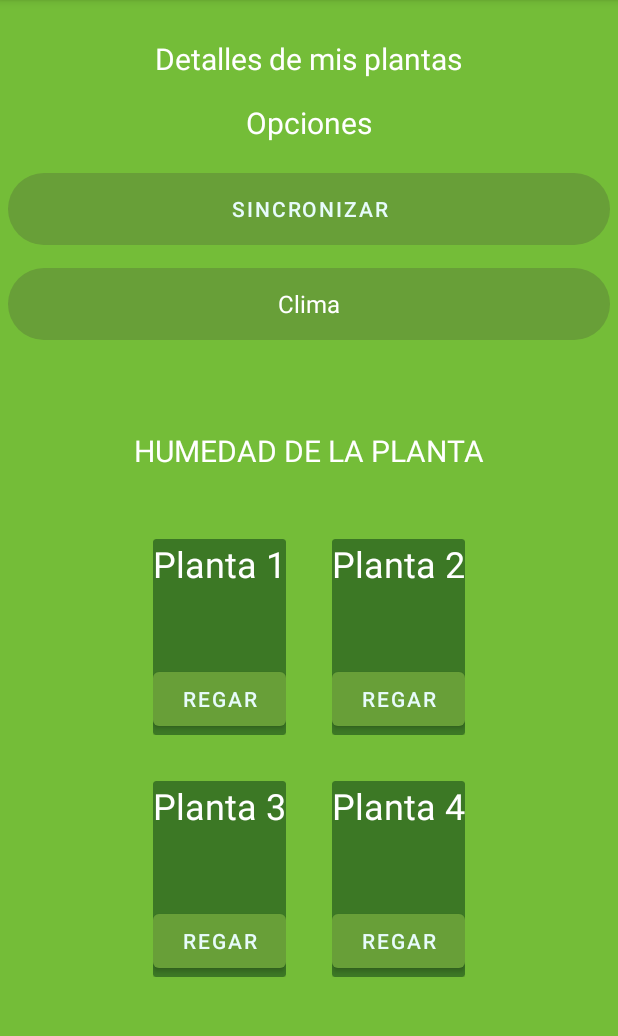
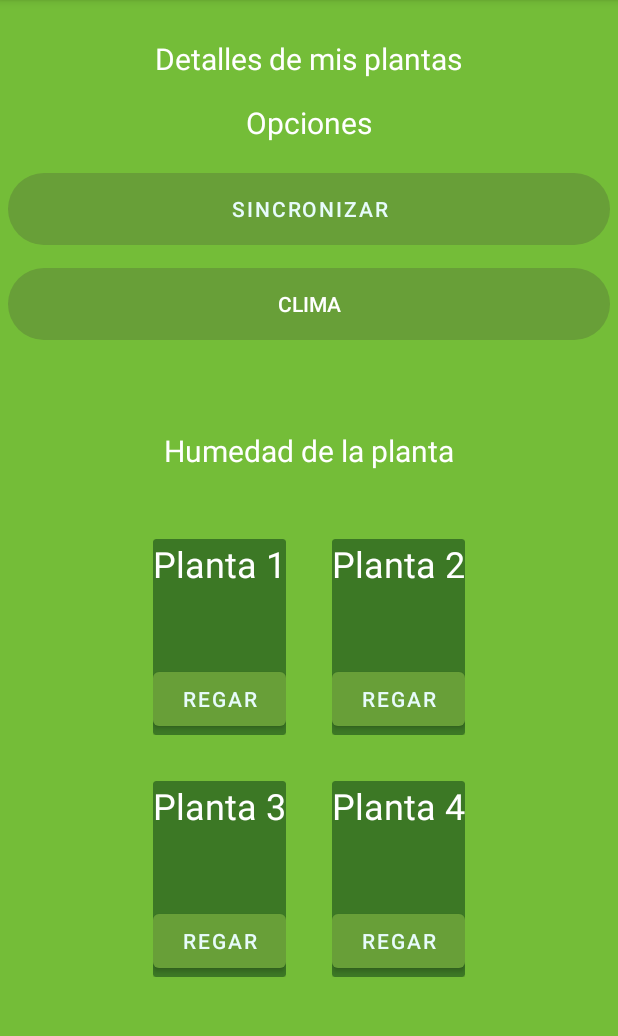
Before and after one commit to ManuelMottaUnal/green-guard, an Android app: the Plantas screen opened directly, with no data from a screen before it, on a phone screen of 412 x 824 dp, the part 84-1120 px from its top. Run offline under Robolectric (Android 15) with nearby library versions, the phone set to English and light mode, and no system bars; our stand-ins replace Firebase (no records; nobody signed in at launch, a user with empty details on screens opened directly).

```diff
--- a/app/src/main/res/layout/activity_login.xml
+++ b/app/src/main/res/layout/activity_login.xml
@@ -39,7 +39,7 @@
             android:layout_height="49dp"
             android:layout_marginLeft="68dp"
             android:layout_marginTop="2dp"
-            android:text="Inicia seción para revisar el estado del cultivo"
+            android:text="Inicia sesión para revisar el estado del cultivo"
             android:textColor="#423636"
             android:textSize="17sp" />
 
--- a/app/src/main/res/layout/activity_plantas.xml
+++ b/app/src/main/res/layout/activity_plantas.xml
@@ -52,20 +52,22 @@
 
         <Button
             android:id="@+id/buttonClima"
+            style="@style/estiloBotonBasico"
             android:layout_width="match_parent"
             android:layout_height="wrap_content"
             android:layout_marginLeft="5dp"
             android:layout_marginTop="15dp"
             android:layout_marginRight="5dp"
-            style= "@style/estiloBotonBasico"
-            android:text="Clima" />
+            android:fontFamily="sans-serif-medium"
+            android:text="CLIMA"
+            android:textSize="14sp" />
 
         <TextView
             android:id="@+id/textHumSuelo"
             android:layout_width="wrap_content"
             android:layout_height="wrap_content"
             android:layout_marginTop="60dp"
-            android:text="HUMEDAD DE LA PLANTA"
+            android:text="Humedad de la planta"
             android:textColor="#FFFFFF"
             android:textSize="20sp" />
 
```
